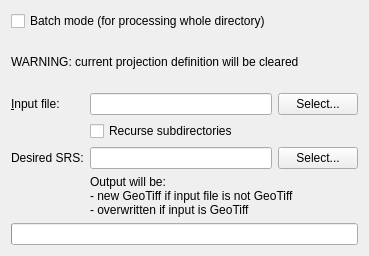
Above: qgis/python/plugins/GdalTools/tools/widgetProjection.ui from sourcepole/qgis before the change. Below: the same form after it.
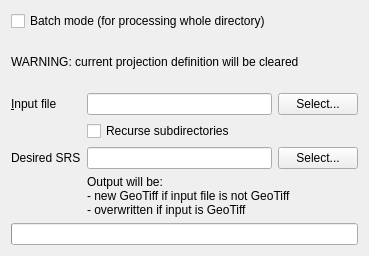
That is the form after the change.

Diff of the .ui file:
```diff
--- a/qgis/python/plugins/GdalTools/tools/widgetProjection.ui
+++ b/qgis/python/plugins/GdalTools/tools/widgetProjection.ui
@@ -39,7 +39,7 @@
      <item row="0" column="0">
       <widget class="QLabel" name="label">
        <property name="text">
-        <string>&amp;Input file:</string>
+        <string>&amp;Input file</string>
        </property>
        <property name="buddy">
         <cstring>selectInputFileButton</cstring>
@@ -77,7 +77,7 @@
      <item row="2" column="0">
       <widget class="QLabel" name="label_2">
        <property name="text">
-        <string>Desired SRS:</string>
+        <string>Desired SRS</string>
        </property>
       </widget>
      </item>
```
